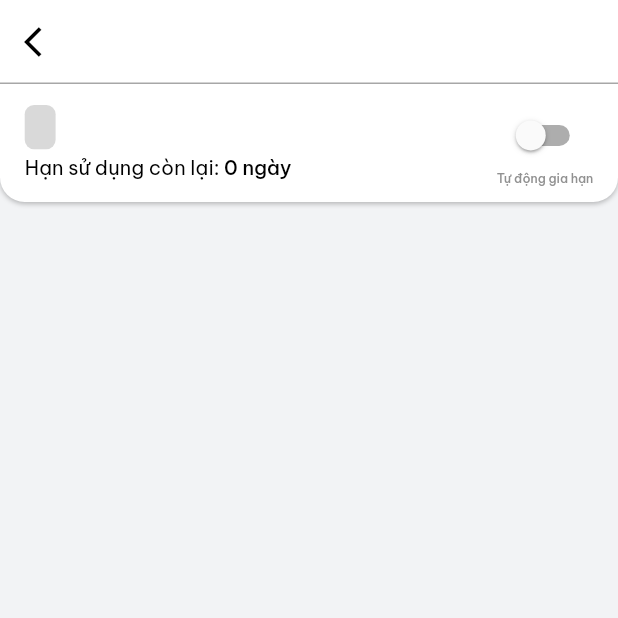
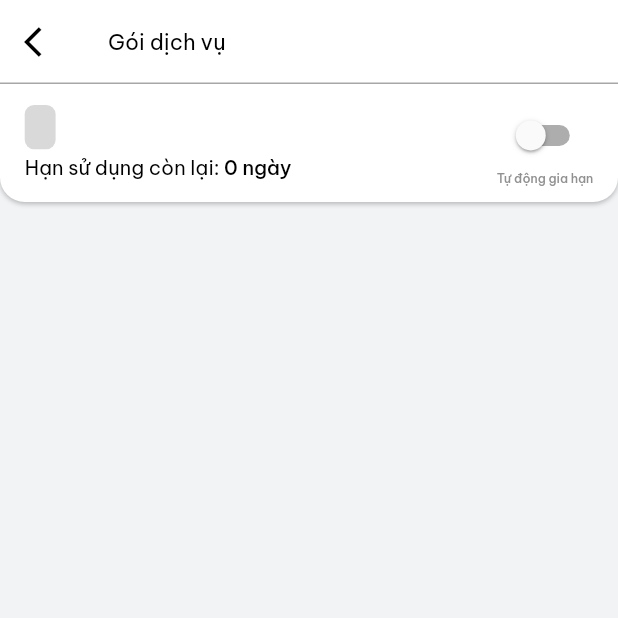
Before and after one commit to spoorknight/Aloshipper, a Flutter app: the ProfileScreen screen opened directly, after a tap on "Gia hạn tài khoản", on a phone screen of 412 x 824 dp, the top half of it. Run offline on Flutter 3.47's test engine with Material 2 defaults, Android fonts, the phone set to English and light mode, and no system bars; our stand-ins replace badges, cached_network_image, device_info_plus, dio, dropdown_button2, equatable and 33 more; missing offline and left inert: expansion_widget, flutter_barcode_scanner, tiengviet; accounts and stored records are empty; generated files the repository leaves out were written again; network calls fail.

Commit message:
fix: check show Appbar in extend_screen

```diff
--- a/lib/src/features/extend/extend_screen.dart
+++ b/lib/src/features/extend/extend_screen.dart
@@ -30,20 +30,22 @@ part 'widgets/list_extend_widget.dart';
 part 'widgets/mission_widget.dart';
 
 class ExtendScreen extends StatelessWidget {
-  const ExtendScreen({super.key});
+  bool showAppBar;
+  ExtendScreen({super.key,required this.showAppBar});
 
   @override
   Widget build(BuildContext context) {
     return MyScaffold(
       bgColor: Palette.newLightGrey,
       padding: EdgeInsets.zero,
-      appBar: MyAppBar(
+      appBar:showAppBar ? MyAppBar(
+        title: "Gói dịch vụ",
         backgroundColor: Palette.white,
         leading: InkWell(
           child: const Icon(Icons.arrow_back_ios, color: Palette.black),
           onTap: () => AppNavigator.pop(),
         ),
-      ),
+      ) : null,
       body: Column(
         children: [
           const InfoExtendWidget(),
--- a/lib/src/features/profile/profile_screen.dart
+++ b/lib/src/features/profile/profile_screen.dart
@@ -65,7 +65,7 @@ class ProfileScreen extends StatelessWidget {
                       ),
                       ChangeNotifierProvider.value(value: eventViewModel),
                     ],
-                    child: const ExtendScreen(),
+                    child:  ExtendScreen(showAppBar: false),
                   ),
                   // const CollaborateScreen(),
                   if (canPayment.data == true) const Payment(),
--- a/lib/src/navigator/app_navigator.dart
+++ b/lib/src/navigator/app_navigator.dart
@@ -342,7 +342,7 @@ class AppNavigator {
                   value: profileViewModel..initGoiDichVu()),
               ChangeNotifierProvider.value(value: eventViewModel),
             ],
-            child: const ExtendScreen(),
+            child:  ExtendScreen(showAppBar: true),
           ),
         );
 
```
